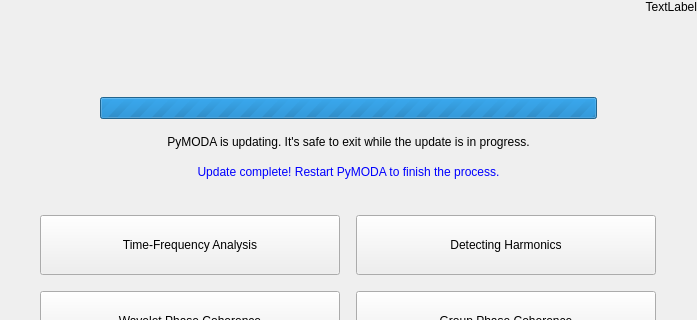
Qt form res/layout/window_launcher.ui (luphysics/PyMODA) before a commit; both pictures show x 0 to 697 and y 0 to 320 of the 697 by 629 pixel window.
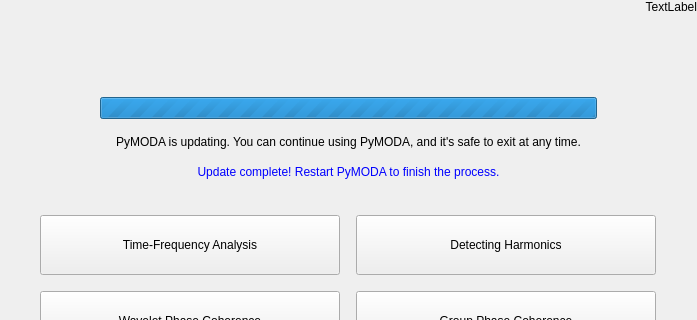
The same form after that commit.

Commit message: Improve message shown while updating

The edit to the form file:
```diff
--- a/res/layout/window_launcher.ui
+++ b/res/layout/window_launcher.ui
@@ -90,7 +90,7 @@
              <bool>true</bool>
             </property>
             <property name="text">
-             <string>PyMODA is updating. It's safe to exit while the update is in progress.</string>
+             <string>PyMODA is updating. You can continue using PyMODA, and it's safe to exit at any time.</string>
             </property>
             <property name="alignment">
              <set>Qt::AlignCenter</set>
```
